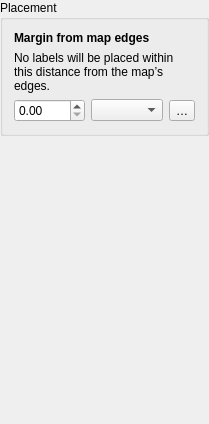
Old version of the form src/ui/layout/qgslayoutmaplabelingwidgetbase.ui in the repository qgis/QGIS.
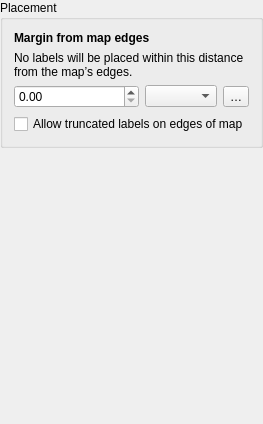
New version of the form. Custom widgets are drawn as their Qt base class.

Commit message: [FEATURE][layouts] Add new setting to control whether map items should show partial labels

```diff
--- a/src/ui/layout/qgslayoutmaplabelingwidgetbase.ui
+++ b/src/ui/layout/qgslayoutmaplabelingwidgetbase.ui
@@ -90,6 +90,13 @@
         </property>
        </widget>
       </item>
+      <item row="3" column="0" colspan="4">
+       <widget class="QCheckBox" name="mShowPartialLabelsCheckBox">
+        <property name="text">
+         <string>Allow truncated labels on edges of map</string>
+        </property>
+       </widget>
+      </item>
      </layout>
     </widget>
    </item>
```
The commit also changes 14 other files.
